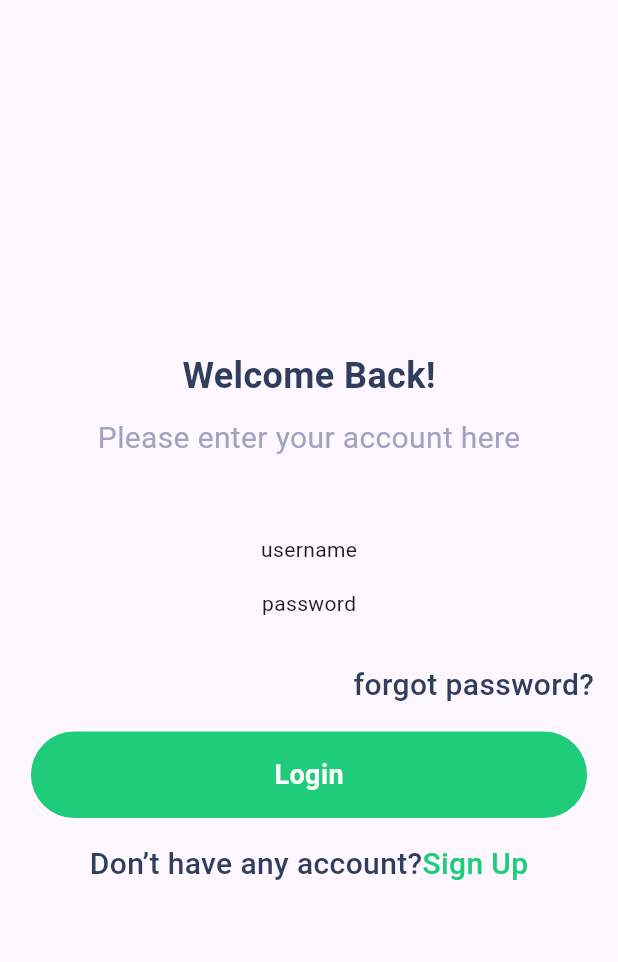
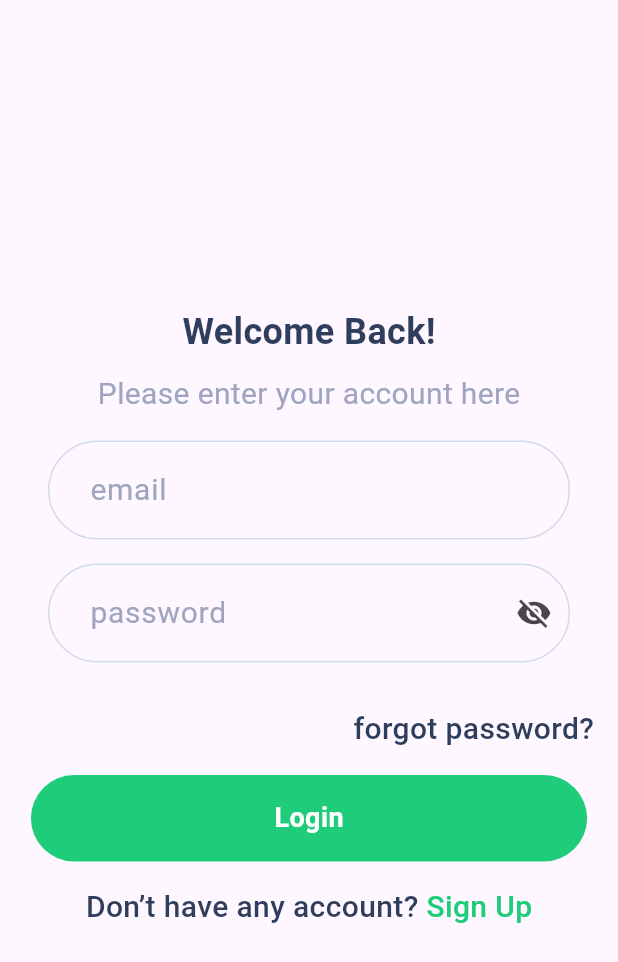
Before and after one commit to amr882/chefio, a Flutter app: the screen it shows after launch, after a tap on "Get Started", on a phone screen of 412 x 824 dp. Shown: the top 962 px of the screen. Run offline on Flutter 3.47's test engine with Material 3 defaults, Android fonts, the phone set to English and light mode, and no system bars; our stand-ins replace device_preview, sizer.

Commit message:
refactor auth screens with reusable widgets and extended theme system
- Create AppButton widget with green theme styling and Sizer responsive design
- Create AppTextField widget with password visibility toggle and custom styling
- Extend ColorManager with light gray, lighter gray, and dark blue constants
- Expand TextManager with new text styles (20px gray, 18px white, 20px dark blue, 20px green)
- Refactor LogInScreen to use AppButton and AppTextField components
- Convert LogInScreen from StatelessWidget to StatefulWidget for password visibility management
- Refactor OnboardingScreen to use centralized AppButton widget
- Update text style references throughout screens to use new ColorManager constants

```diff
--- a/lib/core/theme/color_manager.dart
+++ b/lib/core/theme/color_manager.dart
@@ -5,4 +5,7 @@ class ColorManager {
   static const textRed = Color(0xFFFF6464);
   static const textGray = Color(0xFF9FA5C0);
   static const white = Color(0xFFFFFFFF);
+  static const lightGray = Color(0xFFD0DBEA);
+  static const lighterGray = Color(0xFF9FA5C0);
+  static const darkBlue = Color(0xFF2E3E5C);
 }
--- a/lib/core/theme/text_manager.dart
+++ b/lib/core/theme/text_manager.dart
@@ -18,9 +18,9 @@ class TextManager {
     color: Color(0xFFFFFFFF),
     fontWeight: FontWeight.w600,
   );
-  static TextStyle font20black500wight = TextStyle(
+  static TextStyle font20darkBlue500wight = TextStyle(
     fontSize: 20,
-    color: Color(0xFF2E3E5C),
+    color: ColorManager.darkBlue,
     fontWeight: FontWeight.w500,
   );
   static TextStyle font20green500wight = TextStyle(
--- a/lib/feature/home/ui/onboarding/widgets/onboarding_button.dart
+++ b/lib/core/widget/app_button.dart
@@ -3,15 +3,17 @@ import 'package:chefio/core/theme/text_manager.dart';
 import 'package:flutter/material.dart';
 import 'package:sizer/sizer.dart';
 
-class OnboardingButton extends StatelessWidget {
-  const OnboardingButton({super.key});
+class AppButton extends StatelessWidget {
+  final void Function()? onTap;
+  final String text;
+  const AppButton({super.key, this.onTap, required this.text});
 
   @override
   Widget build(BuildContext context) {
     return Padding(
       padding: EdgeInsets.symmetric(horizontal: 5.w),
       child: GestureDetector(
-        onTap: () => Navigator.pushNamed(context, 'loginScreen'),
+        onTap: onTap,
         child: Container(
           height: 7.h,
           width: double.infinity,
@@ -20,7 +22,7 @@ class OnboardingButton extends StatelessWidget {
             borderRadius: BorderRadius.circular(100),
           ),
           child: Center(
-            child: Text('Get Started', style: TextManager.font18white600wight),
+            child: Text(text, style: TextManager.font18white600wight),
           ),
         ),
       ),
--- /dev/null
+++ b/lib/core/widget/app_text_field.dart
@@ -0,0 +1,62 @@
+import 'package:chefio/core/theme/color_manager.dart';
+import 'package:chefio/core/theme/text_manager.dart';
+import 'package:flutter/material.dart';
+
+class AppTextField extends StatelessWidget {
+  final EdgeInsetsGeometry? padding;
+  final String hint;
+  final Widget? suffixIcon;
+  final bool isPassword;
+  final TextEditingController? controller;
+  final TextStyle? hintStyle;
+
+  const AppTextField({
+    super.key,
+    this.padding,
+    required this.hint,
+    this.suffixIcon,
+    this.isPassword = false,
+    this.controller,
+    this.hintStyle,
+  });
+
+  @override
+  Widget build(BuildContext context) {
+    return Padding(
+      padding: padding ?? const EdgeInsets.symmetric(horizontal: 16.0),
+      child: TextFormField(
+        controller: controller,
+        obscureText: isPassword,
+        textAlignVertical: TextAlignVertical.center,
+        style: TextManager.font20darkBlue500wight,
+        decoration: InputDecoration(
+          contentPadding: const EdgeInsets.symmetric(
+            vertical: 18,
+            horizontal: 24,
+          ),
+
+          hintText: hint,
+          hintStyle: hintStyle ?? TextManager.font20gray400wight,
+
+          suffixIcon: suffixIcon,
+
+          border: OutlineInputBorder(borderRadius: BorderRadius.circular(100)),
+          focusedBorder: OutlineInputBorder(
+            borderRadius: BorderRadius.circular(100),
+            borderSide: const BorderSide(
+              color: ColorManager.mainGreen,
+              width: 2,
+            ),
+          ),
+          enabledBorder: OutlineInputBorder(
+            borderRadius: BorderRadius.circular(100),
+            borderSide: const BorderSide(
+              color: ColorManager.lightGray,
+              width: 1,
+            ),
+          ),
+        ),
+      ),
+    );
+  }
+}
--- a/lib/feature/home/ui/log_in_screen/log_in_screen.dart
+++ b/lib/feature/home/ui/log_in_screen/log_in_screen.dart
@@ -1,10 +1,17 @@
 import 'package:chefio/core/theme/text_manager.dart';
-import 'package:chefio/feature/home/ui/log_in_screen/widget/log_in_screen_button.dart';
+import 'package:chefio/core/widget/app_button.dart';
+import 'package:chefio/core/widget/app_text_field.dart';
 import 'package:flutter/material.dart';
 
-class LogInScreen extends StatelessWidget {
+class LogInScreen extends StatefulWidget {
   const LogInScreen({super.key});
 
+  @override
+  State<LogInScreen> createState() => _LogInScreenState();
+}
+
+class _LogInScreenState extends State<LogInScreen> {
+  bool _isPasswordVisible = true;
   @override
   Widget build(BuildContext context) {
     return Scaffold(
@@ -22,10 +29,32 @@ class LogInScreen extends StatelessWidget {
                 ),
 
                 //  text fields
-                SizedBox(height: 50),
-                Text("username"),
-                SizedBox(height: 16),
-                Text("password"),
+                Padding(
+                  padding: const EdgeInsets.symmetric(
+                    horizontal: 16.0,
+                    vertical: 16,
+                  ),
+                  child: AppTextField(hint: "email"),
+                ),
+
+                Padding(
+                  padding: const EdgeInsets.symmetric(horizontal: 16.0),
+                  child: AppTextField(
+                    isPassword: _isPasswordVisible,
+                    hint: "password",
+                    suffixIcon: GestureDetector(
+                      onTap: () {
+                        setState(() {
+                          _isPasswordVisible = !_isPasswordVisible;
+                        });
+                      },
+                      child: _isPasswordVisible
+                          ? Icon(Icons.visibility_off)
+                          : Icon(Icons.visibility),
+                    ),
+                  ),
+                ),
+
                 SizedBox(height: 30),
                 Padding(
                   padding: EdgeInsets.only(right: 16.0),
@@ -33,19 +62,25 @@ class LogInScreen extends StatelessWidget {
                     alignment: Alignment.centerRight,
                     child: Text(
                       "forgot password?",
-                      style: TextManager.font20black500wight,
+                      style: TextManager.font20darkBlue500wight,
                     ),
                   ),
                 ),
-                SizedBox(height: 16),
-                LogInScreenButton(),
-                SizedBox(height: 16),
+
+                Padding(
+                  padding: const EdgeInsets.symmetric(vertical: 16),
+                  child: AppButton(
+                    onTap: () => Navigator.pushNamed(context, 'homeScreen'),
+                    text: 'Login',
+                  ),
+                ),
+
                 Row(
                   mainAxisAlignment: MainAxisAlignment.center,
                   children: [
                     Text(
-                      "Don’t have any account?",
-                      style: TextManager.font20black500wight,
+                      "Don’t have any account? ",
+                      style: TextManager.font20darkBlue500wight,
                     ),
                     Text("Sign Up", style: TextManager.font20green500wight),
                   ],
--- a/lib/feature/home/ui/onboarding/onboarding_screen.dart
+++ b/lib/feature/home/ui/onboarding/onboarding_screen.dart
@@ -1,5 +1,5 @@
 import 'package:chefio/core/theme/text_manager.dart';
-import 'package:chefio/feature/home/ui/onboarding/widgets/onboarding_button.dart';
+import 'package:chefio/core/widget/app_button.dart';
 import 'package:flutter/material.dart';
 import 'package:sizer/sizer.dart';
 
@@ -30,7 +30,10 @@ class OnboardingScreen extends StatelessWidget {
                     style: TextManager.font20gray400wight,
                   ),
                   SizedBox(height: 10.h),
-                  OnboardingButton(),
+                  AppButton(
+                    onTap: () => Navigator.pushNamed(context, 'loginScreen'),
+                    text: 'Get Started',
+                  ),
                 ],
               ),
             ),
@@ -39,4 +42,9 @@ class OnboardingScreen extends StatelessWidget {
       ),
     );
   }
+
+  void appButton({
+    required Future<Object?> Function() onTap,
+    required String text,
+  }) {}
 }
```
